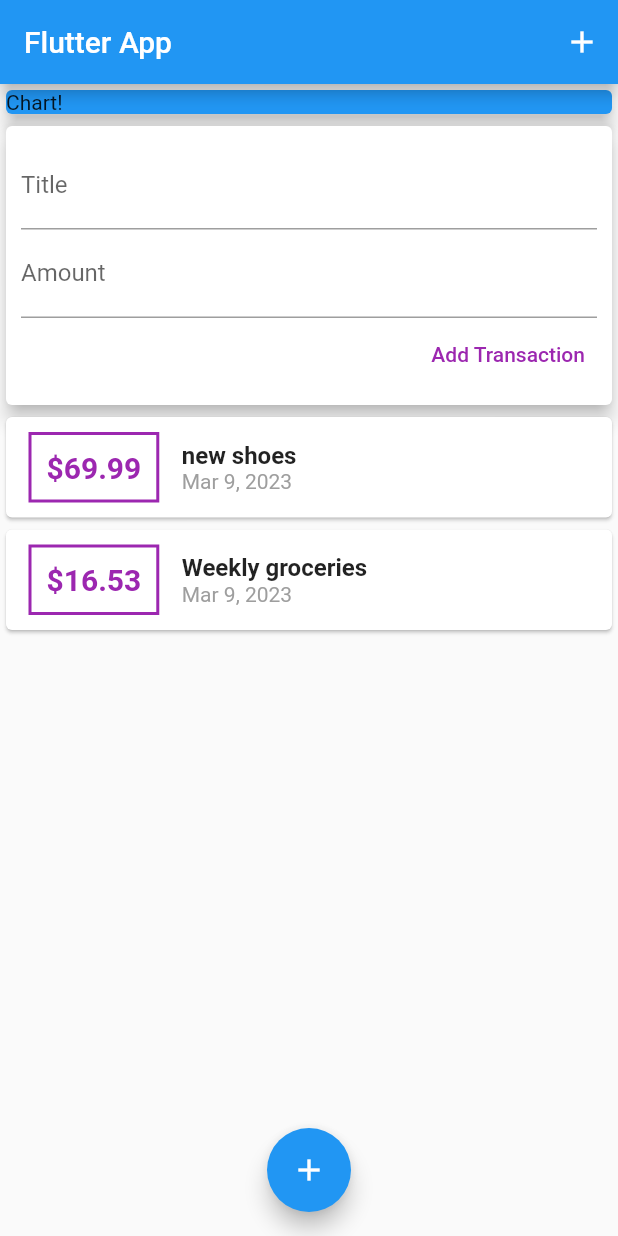
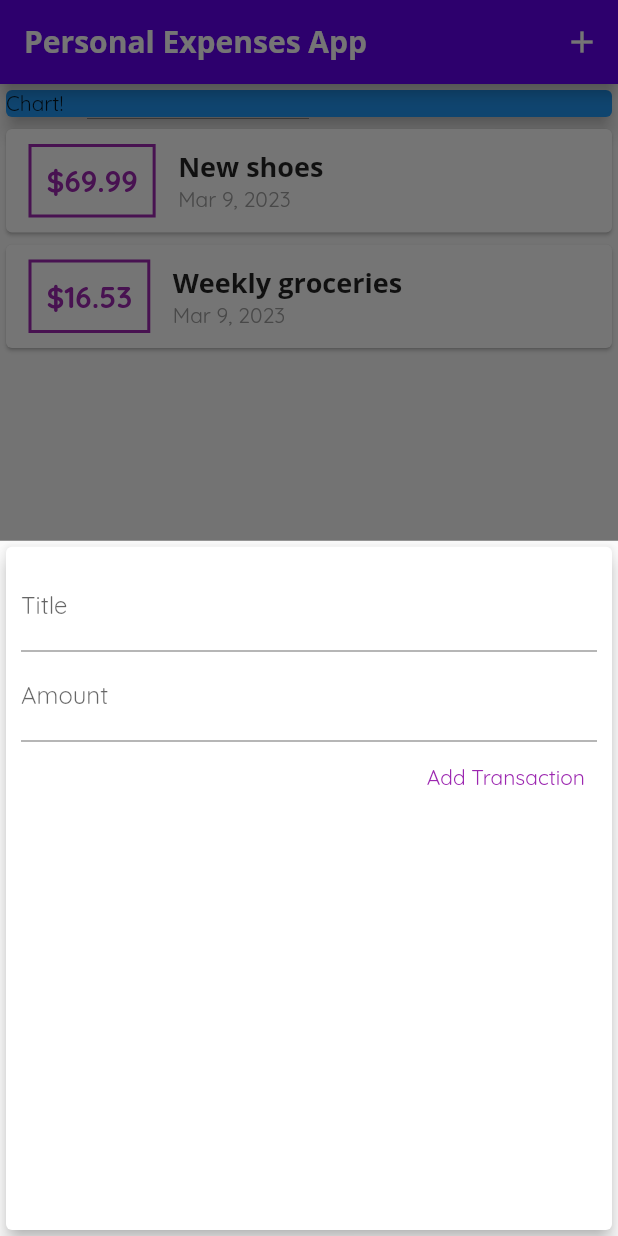
Before and after one commit to ayoline/personal_expenses_app-UDEMY_COURSE, a Flutter app: the screen it shows after launch, after a tap on the "add" icon, on a phone screen of 412 x 824 dp. Run offline on Flutter 3.47's test engine with Material 2 defaults, Android fonts, the phone set to English and light mode, and no system bars.

Commit message:
add new fonts and config global themes

```diff
--- a/lib/main.dart
+++ b/lib/main.dart
@@ -1,6 +1,8 @@
 import 'package:flutter/material.dart';
 
-import './widgets/user_transactions.dart';
+import './widgets/new_transaction.dart';
+import './widgets/transaction_list.dart';
+import './models/transaction.dart';
 
 void main() => runApp(MyApp());
 
@@ -8,22 +10,90 @@ class MyApp extends StatelessWidget {
   @override
   Widget build(BuildContext context) {
     return MaterialApp(
-      title: 'Flutter App',
+      title: 'Personal Expenses',
+      theme: ThemeData(
+          fontFamily: 'Quicksand',
+          primarySwatch: Colors.purple,
+          colorScheme: ColorScheme.light(
+            secondary: Colors.amber,
+          ),
+          textTheme: TextTheme(
+              titleLarge: TextStyle(
+            fontFamily: 'OpenSans',
+            fontSize: 18,
+            fontWeight: FontWeight.bold,
+          )),
+          appBarTheme: AppBarTheme(
+            toolbarTextStyle:
+                ThemeData.light().textTheme.titleLarge?.copyWith(fontFamily: 'OpenSans'),
+            titleTextStyle: TextStyle(
+              fontFamily: 'OpenSans',
+              fontSize: 20,
+              fontWeight: FontWeight.bold,
+            ),
+          )),
       home: MyHomePage(),
     );
   }
 }
 
-class MyHomePage extends StatelessWidget {
+class MyHomePage extends StatefulWidget {
+  @override
+  State<MyHomePage> createState() => _MyHomePageState();
+}
+
+class _MyHomePageState extends State<MyHomePage> {
+  final List<Transaction> _userTransactions = [
+    Transaction(
+      id: 't1',
+      title: 'New shoes',
+      amount: 69.99,
+      date: DateTime.now(),
+    ),
+    Transaction(
+      id: 't2',
+      title: 'Weekly groceries',
+      amount: 16.53,
+      date: DateTime.now(),
+    ),
+  ];
+
+  void _addNewTransaction(String txTitle, double txAmount) {
+    final newTx = Transaction(
+      id: DateTime.now().toString(),
+      title: txTitle,
+      amount: txAmount,
+      date: DateTime.now(),
+    );
+
+    setState(() {
+      _userTransactions.add(newTx);
+    });
+  }
+
+  void _startAddNewTransaction(BuildContext ctx) {
+    showModalBottomSheet(
+        context: ctx,
+        builder: (_) {
+          return GestureDetector(
+            onTap: () {},
+            child: NewTransaction(_addNewTransaction),
+            behavior: HitTestBehavior.opaque,
+          );
+        });
+  }
+
   @override
   Widget build(BuildContext context) {
     return Scaffold(
       appBar: AppBar(
-        title: Text('Flutter App'),
+        title: Text(
+          'Personal Expenses App',
+        ),
         actions: [
           IconButton(
             icon: Icon(Icons.add),
-            onPressed: () {},
+            onPressed: () => _startAddNewTransaction(context),
           )
         ],
       ),
@@ -39,14 +109,14 @@ class MyHomePage extends StatelessWidget {
                 elevation: 5,
               ),
             ),
-            UserTransactions(),
+            TransactionList(_userTransactions),
           ],
         ),
       ),
       floatingActionButtonLocation: FloatingActionButtonLocation.centerFloat,
       floatingActionButton: FloatingActionButton(
         child: Icon(Icons.add),
-        onPressed: () {},
+        onPressed: () => _startAddNewTransaction(context),
       ),
     );
   }
--- a/lib/widgets/new_transaction.dart
+++ b/lib/widgets/new_transaction.dart
@@ -1,11 +1,17 @@
 import 'package:flutter/material.dart';
 
-class NewTransaction extends StatelessWidget {
+class NewTransaction extends StatefulWidget {
   final Function addTx;
+  NewTransaction(this.addTx);
+
+  @override
+  State<NewTransaction> createState() => _NewTransactionState();
+}
+
+class _NewTransactionState extends State<NewTransaction> {
   final titleController = TextEditingController();
+
   final amountController = TextEditingController();
-
-  NewTransaction(this.addTx);
 
   void submitData() {
     final enteredTitle = titleController.text;
@@ -15,10 +21,12 @@ class NewTransaction extends StatelessWidget {
       return;
     }
 
-    addTx(
+    widget.addTx(
       enteredTitle,
       enteredAmount,
     );
+
+    Navigator.of(context).pop();
   }
 
   @override
--- a/lib/widgets/transaction_list.dart
+++ b/lib/widgets/transaction_list.dart
@@ -22,7 +22,7 @@ class TransactionList extends StatelessWidget {
                 ),
                 decoration: BoxDecoration(
                   border: Border.all(
-                    color: Colors.purple,
+                    color: Theme.of(context).primaryColor,
                     width: 2,
                   ),
                 ),
@@ -32,7 +32,7 @@ class TransactionList extends StatelessWidget {
                   style: TextStyle(
                     fontWeight: FontWeight.bold,
                     fontSize: 20,
-                    color: Colors.purple,
+                    color: Theme.of(context).primaryColor,
                   ),
                 ),
               ),
@@ -41,10 +41,7 @@ class TransactionList extends StatelessWidget {
                 children: [
                   Text(
                     tx.title,
-                    style: TextStyle(
-                      fontSize: 16,
-                      fontWeight: FontWeight.bold,
-                    ),
+                    style: Theme.of(context).textTheme.titleLarge,
                   ),
                   Text(
                     DateFormat.yMMMd().format(tx.date),
--- a/lib/widgets/user_transactions.dart
+++ /dev/null
@@ -1,50 +0,0 @@
-import 'package:flutter/material.dart';
-
-import '../models/transaction.dart';
-import './new_transaction.dart';
-import './transaction_list.dart';
-
-class UserTransactions extends StatefulWidget {
-  @override
-  State<UserTransactions> createState() => _UserTransactionsState();
-}
-
-class _UserTransactionsState extends State<UserTransactions> {
-  final List<Transaction> _userTransactions = [
-    Transaction(
-      id: 't1',
-      title: 'new shoes',
-      amount: 69.99,
-      date: DateTime.now(),
-    ),
-    Transaction(
-      id: 't2',
-      title: 'Weekly groceries',
-      amount: 16.53,
-      date: DateTime.now(),
-    ),
-  ];
-
-  void _addNewTransaction(String txTitle, double txAmount) {
-    final newTx = Transaction(
-      id: DateTime.now().toString(),
-      title: txTitle,
-      amount: txAmount,
-      date: DateTime.now(),
-    );
-
-    setState(() {
-      _userTransactions.add(newTx);
-    });
-  }
-
-  @override
-  Widget build(BuildContext context) {
-    return Column(
-      children: [
-        NewTransaction(_addNewTransaction),
-        TransactionList(_userTransactions),
-      ],
-    );
-  }
-}
```
Also changed, not shown: pubspec.yaml (+12 -9 lines), assets/fonts/OpenSans-Bold.ttf (added), assets/fonts/OpenSans-Regular.ttf (added), assets/fonts/Quicksand-Bold.ttf (added), assets/fonts/Quicksand-Light.ttf (added), assets/fonts/Quicksand-Medium.ttf (added), assets/fonts/Quicksand-Regular.ttf (added).
